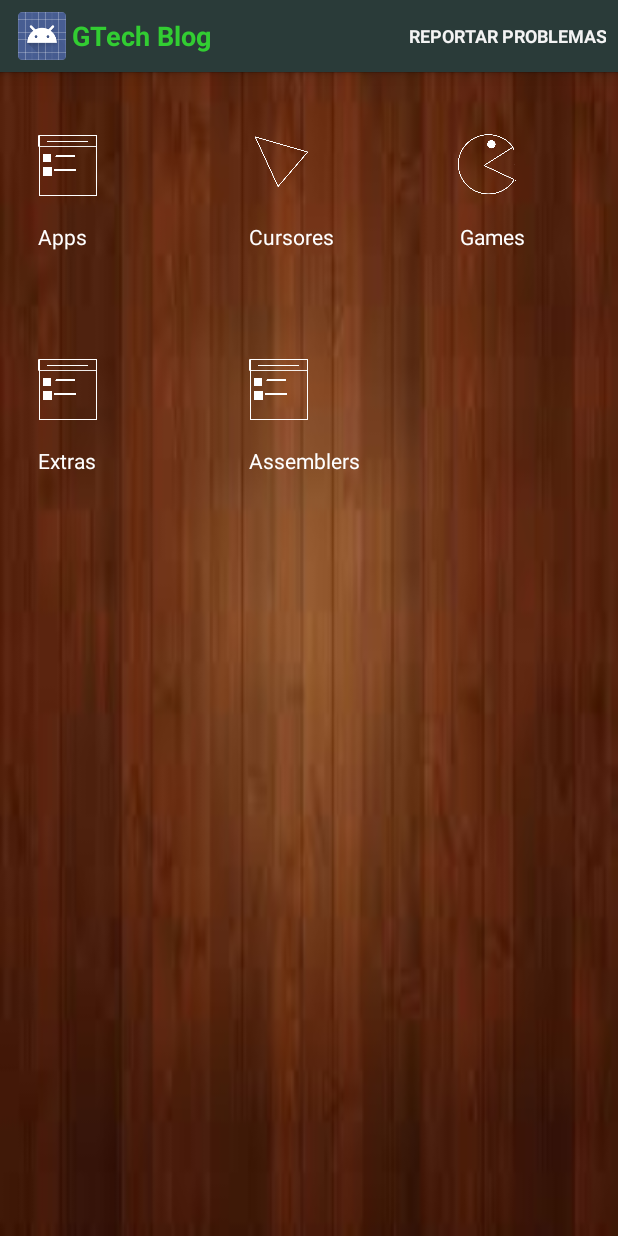
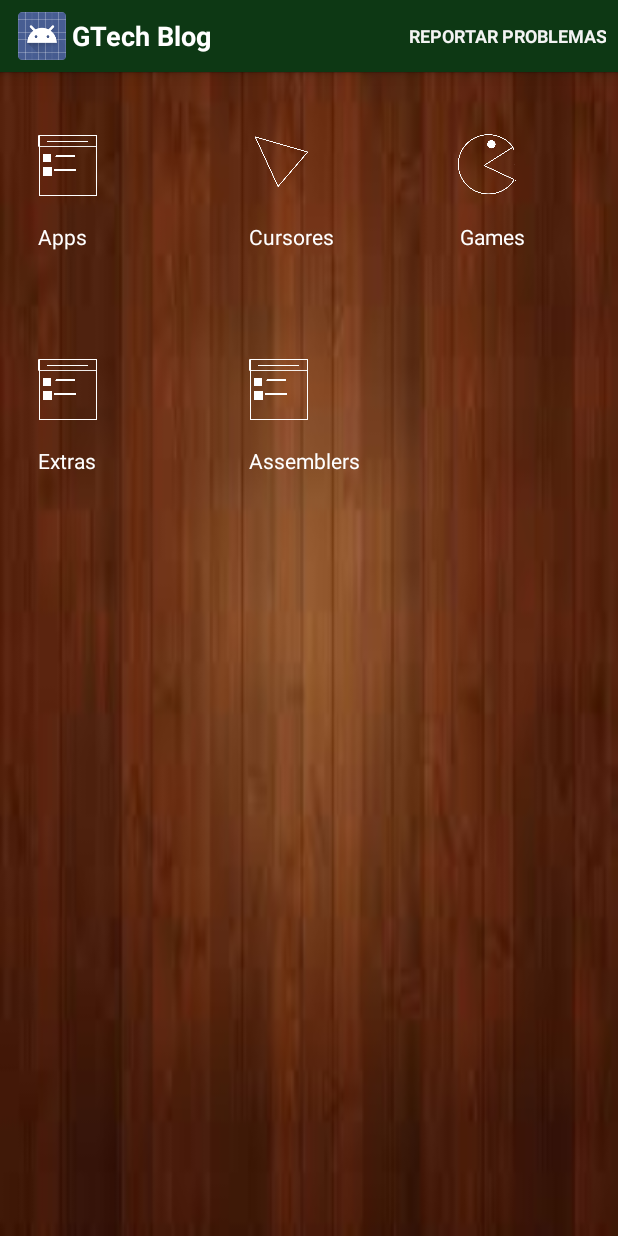
Before and after one commit to GTech455/GtechBlogSources, an Android app: the MainActivity screen opened directly, with no data from a screen before it, on a phone screen of 412 x 824 dp. Run offline under Robolectric (Android 15) with nearby library versions, the phone set to English and light mode, and no system bars.

Commit message:
updated in 19/01/17

```diff
--- a/GTech Blog/app/src/main/java/gtechblog455/blogspot/com/app/gma.java
+++ b/GTech Blog/app/src/main/java/gtechblog455/blogspot/com/app/gma.java
@@ -131,7 +131,7 @@ public class gma extends ListActivity{
 							md.start();
 							a = a.parse("https://play.google.com/store/apps/details?id=com.rovio.blast");
 							dl = new Intent(dl.ACTION_VIEW, a);
-							startActivity(dl);
+							startActivity(Intent.createChooser(dl, "Qual sua opção??"));
 						}
 					}
 				});
--- a/GTech Blog/app/src/main/res/values/styles.xml
+++ b/GTech Blog/app/src/main/res/values/styles.xml
@@ -6,7 +6,7 @@
 
 		<!-- ActionBar styles -->
 		<style name="MyActionBar" parent="@android:style/Widget.Holo.Light.ActionBar.Solid.Inverse">
-			<item name="android:background">#2A3B39</item>
+			<item name="android:background">#0D3814</item>
 			<item name="android:titleTextStyle">@style/MyActionBarTitleText</item>
 			<item name="android:subtitleTextStyle">@style/MyActionBarSubTitleText</item>
 		</style>
@@ -14,13 +14,13 @@
 </style>
 		<!-- ActionBar title text -->
 		<style name="MyActionBarTitleText" parent="@android:style/TextAppearance.Holo.Widget.ActionBar.Title.Inverse">
-			<item name="android:textColor">#32cd32</item>
+			<item name="android:textColor">#fff</item>
 			<item name="android:textStyle">bold</item>
 		</style>
 
 		<!-- ActionBar subtitle text -->
 		<style name="MyActionBarSubTitleText" parent="@android:style/TextAppearance.Holo.Widget.ActionBar.Subtitle">
-			<item name="android:textColor">#32cd32</item>
+			<item name="android:textColor">#fff</item>
 			<item name="android:textStyle">bold</item>
 		</style>
 		<style name="lst">
```
